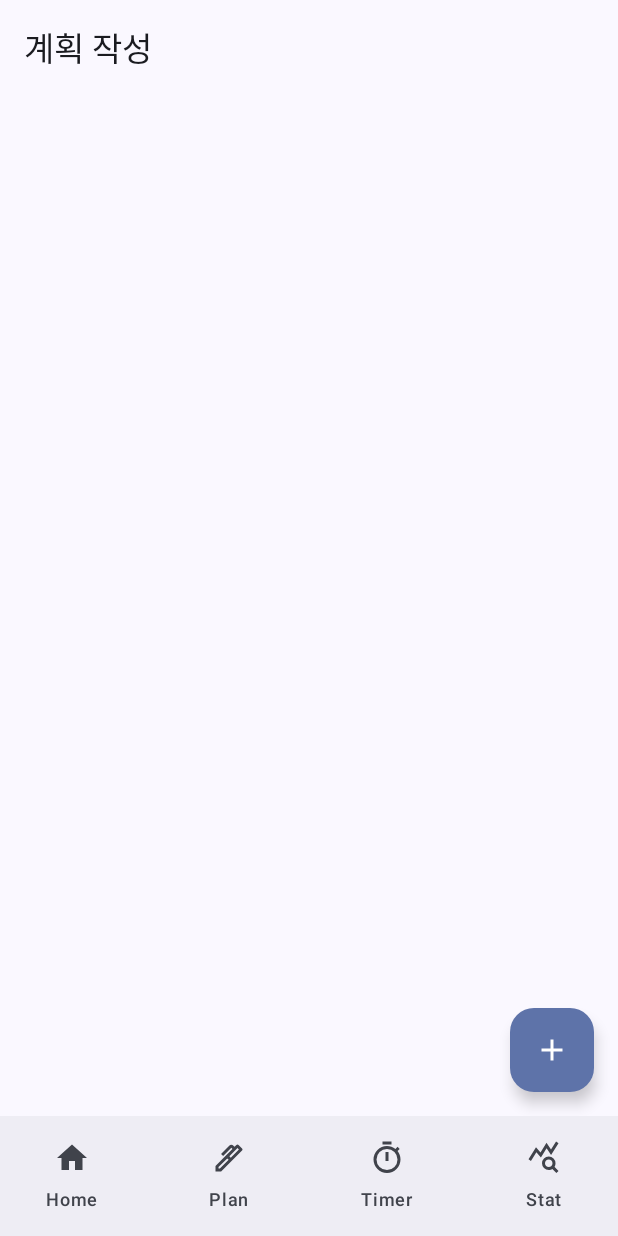
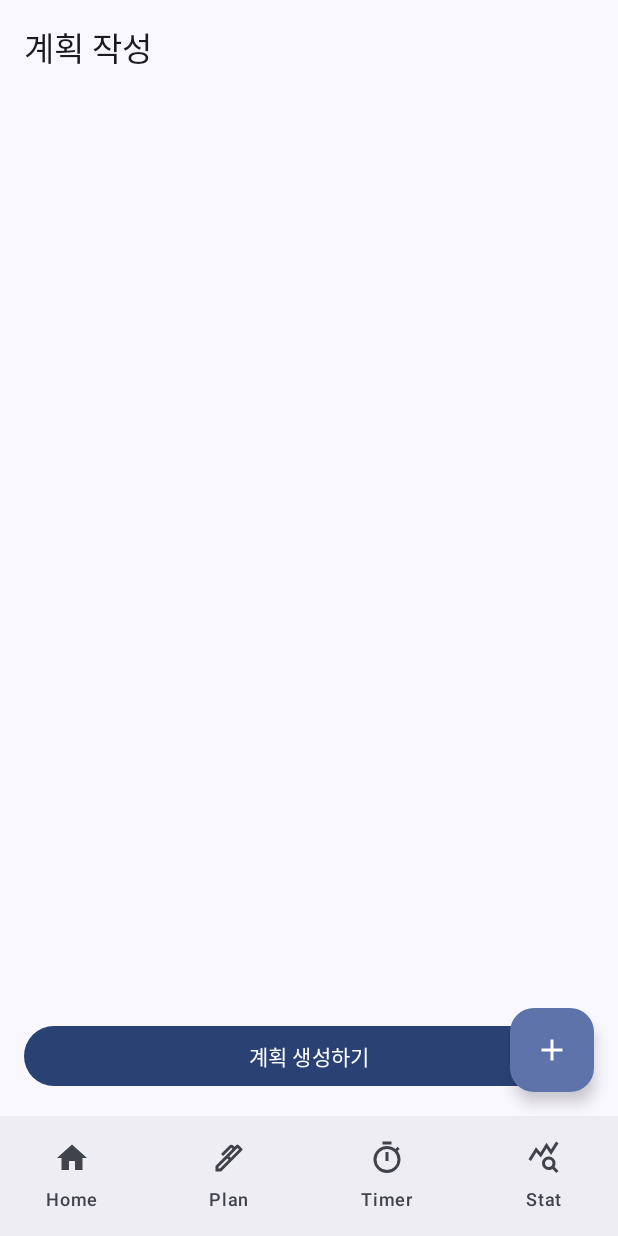
Before and after one commit to nahyeongjin1/studify, an Android app built with Jetpack Compose: the PlanCreateScreen screen opened through its navigation route, on a phone screen of 412 x 824 dp. Run offline under Robolectric (Android 15) with nearby library versions, the phone set to English and light mode, and no system bars; our stand-ins replace Dagger/Hilt's generated code, Firebase (no records; nobody signed in at launch, a user with empty details on screens opened directly).

Commit message:
fix(plan-ui): show all added subjects & keep 'Create Plan' button visible

```diff
--- a/app/src/main/java/com/example/studify/presentation/plan/PlanCreateScreen.kt
+++ b/app/src/main/java/com/example/studify/presentation/plan/PlanCreateScreen.kt
@@ -2,6 +2,7 @@ package com.example.studify.presentation.plan
 
 import androidx.compose.foundation.layout.Arrangement
 import androidx.compose.foundation.layout.Column
+import androidx.compose.foundation.layout.fillMaxSize
 import androidx.compose.foundation.layout.fillMaxWidth
 import androidx.compose.foundation.layout.padding
 import androidx.compose.foundation.lazy.LazyColumn
@@ -55,7 +56,7 @@ fun PlanCreateScreen(
             FloatingActionButton(onClick = {
                 showSheet =
                     TempSubject(
-                        id = 0L,
+                        id = System.currentTimeMillis(),
                         name = "",
                         credits = 3,
                         importance = 5,
@@ -68,10 +69,18 @@ fun PlanCreateScreen(
         }
     ) { inner ->
         val subjects by vm.subjects.collectAsState()
+        Column(
+            modifier =
+                Modifier
+                    .padding(inner)
+                    .fillMaxSize()
+        ) {
             LazyColumn(
-            contentPadding = inner,
                 verticalArrangement = Arrangement.spacedBy(12.dp),
-            modifier = Modifier.padding(16.dp)
+                modifier =
+                    Modifier
+                        .padding(16.dp)
+                        .weight(1f)
             ) {
                 items(subjects) { s ->
                     SubjectCard(subject = s, onClick = { showSheet = s })
@@ -87,6 +96,7 @@ fun PlanCreateScreen(
                         .fillMaxWidth()
                         .padding(16.dp)
             ) { Text("계획 생성하기") }
+        }
     }
 
     showSheet?.let { editing ->
```
Lines whose indentation alone changed are shown as unchanged.
